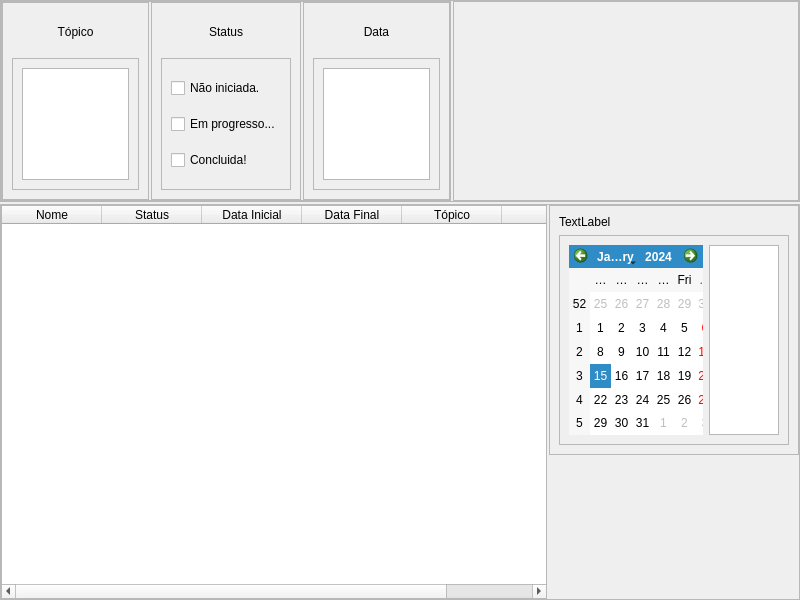
The window that functions/new_daily_task/new_dailytask_page.ui (Nbdyleto/PySide6_Self_TCC) describes before a commit, drawn with Qt 5.
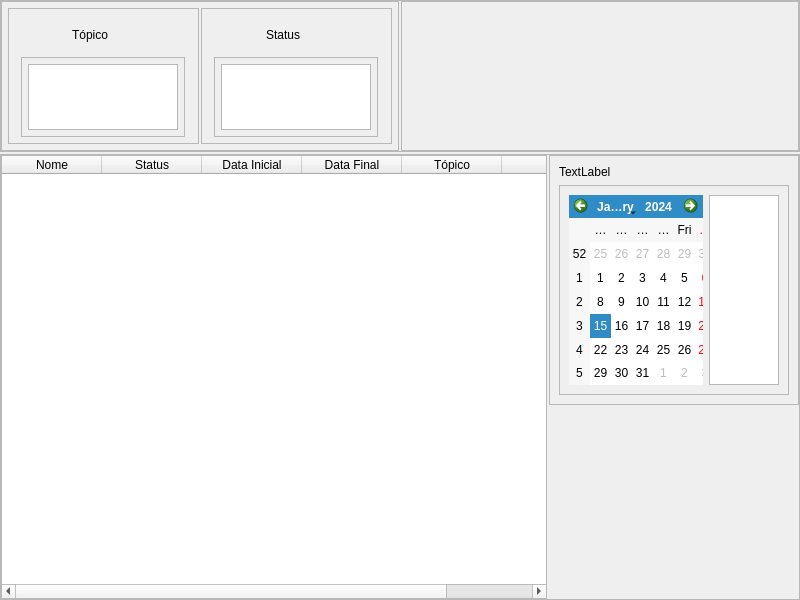
The same window after the commit.

Patch:
```diff
--- a/functions/new_daily_task/new_dailytask_page.ui
+++ b/functions/new_daily_task/new_dailytask_page.ui
@@ -66,8 +66,8 @@
        <widget class="QFrame" name="frame_3">
         <property name="maximumSize">
          <size>
-          <width>450</width>
-          <height>200</height>
+          <width>400</width>
+          <height>150</height>
          </size>
         </property>
         <property name="frameShape">
@@ -81,16 +81,16 @@
           <number>2</number>
          </property>
          <property name="leftMargin">
-          <number>0</number>
+          <number>6</number>
          </property>
          <property name="topMargin">
-          <number>0</number>
+          <number>6</number>
          </property>
          <property name="rightMargin">
-          <number>0</number>
+          <number>6</number>
          </property>
          <property name="bottomMargin">
-          <number>0</number>
+          <number>6</number>
          </property>
          <item>
           <widget class="QFrame" name="frame_6">
@@ -101,6 +101,21 @@
             <enum>QFrame::Raised</enum>
            </property>
            <layout class="QVBoxLayout" name="verticalLayout_3">
+            <property name="spacing">
+             <number>2</number>
+            </property>
+            <property name="leftMargin">
+             <number>6</number>
+            </property>
+            <property name="topMargin">
+             <number>6</number>
+            </property>
+            <property name="rightMargin">
+             <number>6</number>
+            </property>
+            <property name="bottomMargin">
+             <number>6</number>
+            </property>
             <item>
              <widget class="QPushButton" name="btnOrderByTopic">
               <property name="minimumSize">
@@ -132,7 +147,7 @@
               </property>
              </widget>
             </item>
-            <item>
+            <item alignment="Qt::AlignHCenter">
              <widget class="QFrame" name="frameByTopic">
               <property name="frameShape">
                <enum>QFrame::StyledPanel</enum>
@@ -141,8 +156,29 @@
                <enum>QFrame::Raised</enum>
               </property>
               <layout class="QVBoxLayout" name="verticalLayout_8">
+               <property name="spacing">
+                <number>2</number>
+               </property>
+               <property name="leftMargin">
+                <number>6</number>
+               </property>
+               <property name="topMargin">
+                <number>6</number>
+               </property>
+               <property name="rightMargin">
+                <number>6</number>
+               </property>
+               <property name="bottomMargin">
+                <number>6</number>
+               </property>
                <item>
                 <widget class="QListWidget" name="listByTopic">
+                 <property name="maximumSize">
+                  <size>
+                   <width>150</width>
+                   <height>16777215</height>
+                  </size>
+                 </property>
                  <property name="cursor" stdset="0">
                   <cursorShape>PointingHandCursor</cursorShape>
                  </property>
@@ -172,6 +208,21 @@
             <enum>QFrame::Raised</enum>
            </property>
            <layout class="QVBoxLayout" name="verticalLayout_4">
+            <property name="spacing">
+             <number>2</number>
+            </property>
+            <property name="leftMargin">
+             <number>6</number>
+            </property>
+            <property name="topMargin">
+             <number>6</number>
+            </property>
+            <property name="rightMargin">
+             <number>6</number>
+            </property>
+            <property name="bottomMargin">
+             <number>6</number>
+            </property>
             <item>
              <widget class="QPushButton" name="btnOrderByStatus">
               <property name="minimumSize">
@@ -203,7 +254,7 @@
               </property>
              </widget>
             </item>
-            <item>
+            <item alignment="Qt::AlignHCenter">
              <widget class="QFrame" name="frameByStatus">
               <property name="frameShape">
                <enum>QFrame::StyledPanel</enum>
@@ -212,84 +263,30 @@
                <enum>QFrame::Raised</enum>
               </property>
               <layout class="QVBoxLayout" name="verticalLayout_6">
-               <item>
-                <widget class="QCheckBox" name="notStartedCheckBox">
-                 <property name="text">
-                  <string>Não iniciada.</string>
+               <property name="spacing">
+                <number>2</number>
+               </property>
+               <property name="leftMargin">
+                <number>6</number>
+               </property>
+               <property name="topMargin">
+                <number>6</number>
+               </property>
+               <property name="rightMargin">
+                <number>6</number>
+               </property>
+               <property name="bottomMargin">
+                <number>6</number>
+               </property>
+               <item alignment="Qt::AlignLeft">
+                <widget class="QListWidget" name="listByStatus">
+                 <property name="maximumSize">
+                  <size>
+                   <width>150</width>
+                   <height>16777215</height>
+                  </size>
                  </property>
                 </widget>
-               </item>
-               <item>
-                <widget class="QCheckBox" name="inProgressCheckBox">
-                 <property name="text">
-                  <string>Em progresso...</string>
-                 </property>
-                </widget>
-               </item>
-               <item>
-                <widget class="QCheckBox" name="finishedCheckBox">
-                 <property name="text">
-                  <string>Concluida!</string>
-                 </property>
-                </widget>
-               </item>
-              </layout>
-             </widget>
-            </item>
-           </layout>
-          </widget>
-         </item>
-         <item>
-          <widget class="QFrame" name="frame_8">
-           <property name="frameShape">
-            <enum>QFrame::StyledPanel</enum>
-           </property>
-           <property name="frameShadow">
-            <enum>QFrame::Raised</enum>
-           </property>
-           <layout class="QVBoxLayout" name="verticalLayout_5">
-            <item>
-             <widget class="QPushButton" name="btnOrderByDate">
-              <property name="minimumSize">
-               <size>
-                <width>100</width>
-                <height>40</height>
-               </size>
-              </property>
-              <property name="maximumSize">
-               <size>
-                <width>150</width>
-                <height>16777215</height>
-               </size>
-              </property>
-              <property name="cursor">
-               <cursorShape>PointingHandCursor</cursorShape>
-              </property>
-              <property name="autoFillBackground">
-               <bool>false</bool>
-              </property>
-              <property name="styleSheet">
-               <string notr="true">background-repeat: no-repeat; 
-border-radius: 20px;
-text-align: center;
-font-size: 12px;</string>
-              </property>
-              <property name="text">
-               <string>Data</string>
-              </property>
-             </widget>
-            </item>
-            <item>
-             <widget class="QFrame" name="frameByData">
-              <property name="frameShape">
-               <enum>QFrame::StyledPanel</enum>
-              </property>
-              <property name="frameShadow">
-               <enum>QFrame::Raised</enum>
-              </property>
-              <layout class="QVBoxLayout" name="verticalLayout_7">
-               <item>
-                <widget class="QListWidget" name="listByData"/>
                </item>
               </layout>
              </widget>
@@ -319,16 +316,16 @@
           <number>2</number>
          </property>
          <property name="leftMargin">
-          <number>0</number>
+          <number>6</number>
          </property>
          <property name="topMargin">
-          <number>0</number>
+          <number>6</number>
          </property>
          <property name="rightMargin">
-          <number>0</number>
+          <number>6</number>
          </property>
          <property name="bottomMargin">
-          <number>0</number>
+          <number>6</number>
          </property>
         </layout>
        </widget>
```
